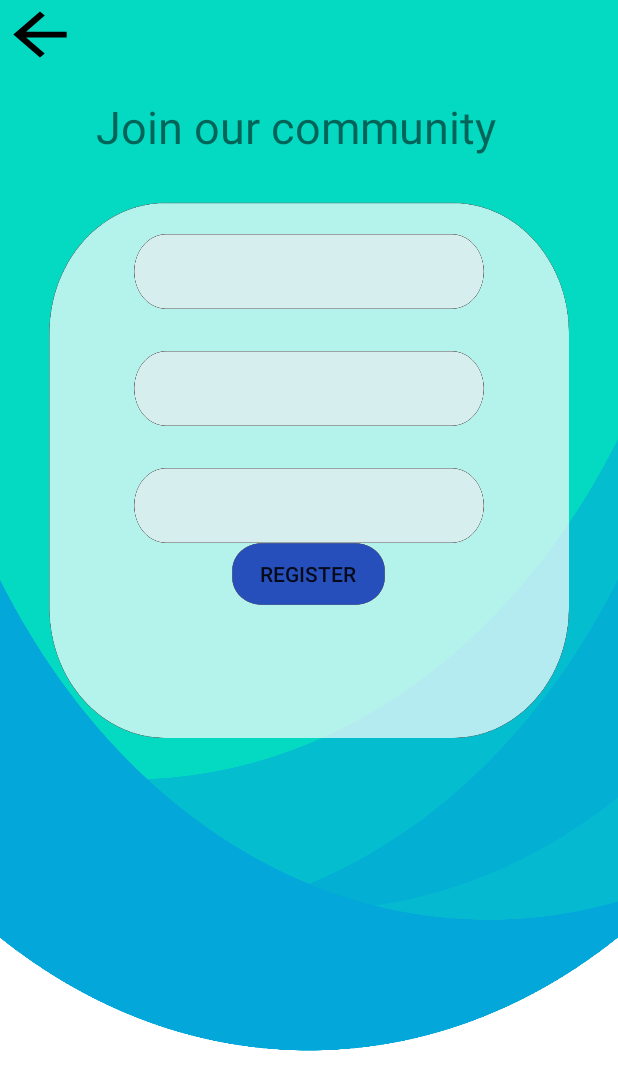
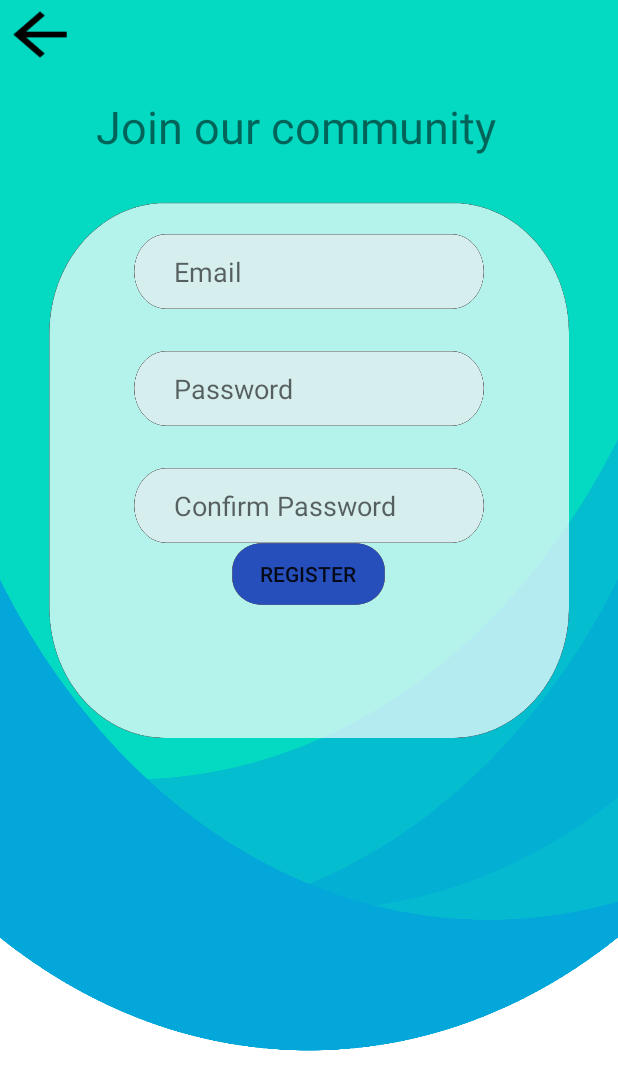
Before and after one commit to IordachescuAnca/Air-Guardians, an Android app: the Register screen opened directly, with no data from a screen before it, on a phone screen of 412 x 824 dp. Shown: the top 1090 px of the screen. Run offline under Robolectric (Android 15) with nearby library versions, the light colour scheme and no system bars; our stand-ins replace Volley; libraries missing offline, so code that uses them is left out: com.mysql.jdbc.

Commit message:
another small thing

```diff
--- a/app/src/main/java/com/example/air_guardiansproject/Home.java
+++ b/app/src/main/java/com/example/air_guardiansproject/Home.java
@@ -34,7 +34,6 @@ import com.google.android.material.bottomnavigation.BottomNavigationView;
 import com.mysql.jdbc.PreparedStatement;
 import com.mysql.jdbc.Statement;
 import org.w3c.dom.Text;
-
 import java.io.FileWriter;
 import java.io.IOException;
 import java.sql.Connection;
--- a/app/src/main/res/layout/activity_log_in.xml
+++ b/app/src/main/res/layout/activity_log_in.xml
@@ -11,6 +11,8 @@
 
 
     <EditText
+            android:padding="3dp"
+            android:hint="     Email"
             android:layout_width="233dp"
             android:layout_height="50dp"
             android:inputType="textEmailAddress"
@@ -27,6 +29,8 @@
             tools:ignore="LabelFor" android:layout_alignParentStart="true" android:layout_alignParentLeft="true"
             android:layout_alignParentTop="true"/>
     <EditText
+            android:padding="3dp"
+            android:hint="     Password"
             android:layout_width="233dp"
             android:layout_height="50dp"
             android:inputType="textPassword"
--- a/app/src/main/res/layout/activity_register.xml
+++ b/app/src/main/res/layout/activity_register.xml
@@ -10,6 +10,8 @@
         android:background="@drawable/background_new">
 
     <EditText
+            android:padding="3dp"
+            android:hint="     Email"
             android:layout_width="233dp"
             android:layout_height="50dp"
             android:inputType="textEmailAddress"
@@ -24,6 +26,8 @@
             android:layout_marginEnd="104dp" android:layout_marginRight="104dp" android:autofillHints=""
             tools:ignore="LabelFor"/>
     <EditText
+            android:padding="3dp"
+            android:hint="     Password"
             android:layout_width="233dp"
             android:layout_height="50dp"
             android:inputType="textPassword"
@@ -38,6 +42,8 @@
             android:layout_marginTop="28dp"
             app:layout_constraintTop_toBottomOf="@+id/email_register" android:autofillHints="" tools:ignore="LabelFor"/>
     <EditText
+            android:padding="3dp"
+            android:hint="     Confirm Password"
             android:layout_width="233dp"
             android:layout_height="50dp"
             android:inputType="textPassword"
```
